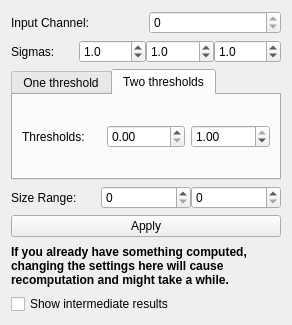
First picture: the form in ilastik/applets/thresholdTwoLevels/drawer.ui, repository ilastik/ilastik, before the edit.
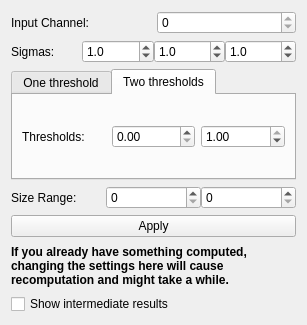
Second picture: the form after the edit.

Commit message: handle the case of no smoothing

What changed in the file:
```diff
--- a/ilastik/applets/thresholdTwoLevels/drawer.ui
+++ b/ilastik/applets/thresholdTwoLevels/drawer.ui
@@ -6,7 +6,7 @@
    <rect>
     <x>0</x>
     <y>0</y>
-    <width>292</width>
+    <width>307</width>
     <height>325</height>
    </rect>
   </property>
@@ -68,7 +68,7 @@
         <number>1</number>
        </property>
        <property name="minimum">
-        <double>0.100000000000000</double>
+        <double>0.000000000000000</double>
        </property>
        <property name="maximum">
         <double>100.000000000000000</double>
@@ -90,7 +90,7 @@
         <number>1</number>
        </property>
        <property name="minimum">
-        <double>0.100000000000000</double>
+        <double>0.000000000000000</double>
        </property>
        <property name="maximum">
         <double>100.000000000000000</double>
@@ -112,7 +112,7 @@
         <number>1</number>
        </property>
        <property name="minimum">
-        <double>0.100000000000000</double>
+        <double>0.000000000000000</double>
        </property>
        <property name="maximum">
         <double>100.000000000000000</double>
```
The commit also changes 2 other files.
